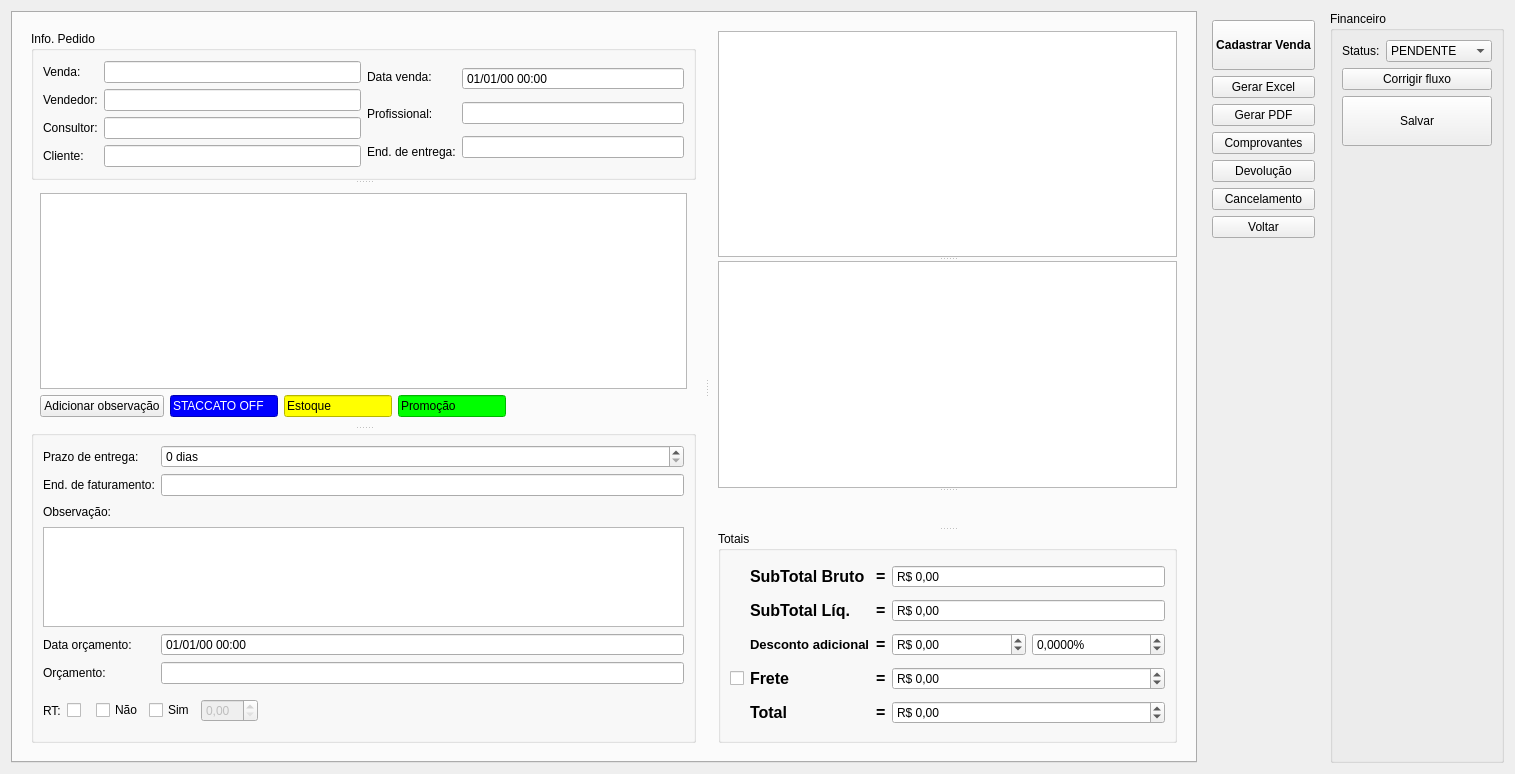
First picture: the form in ui/venda.ui, repository darktorres/ERP-STACCATO, before the edit.
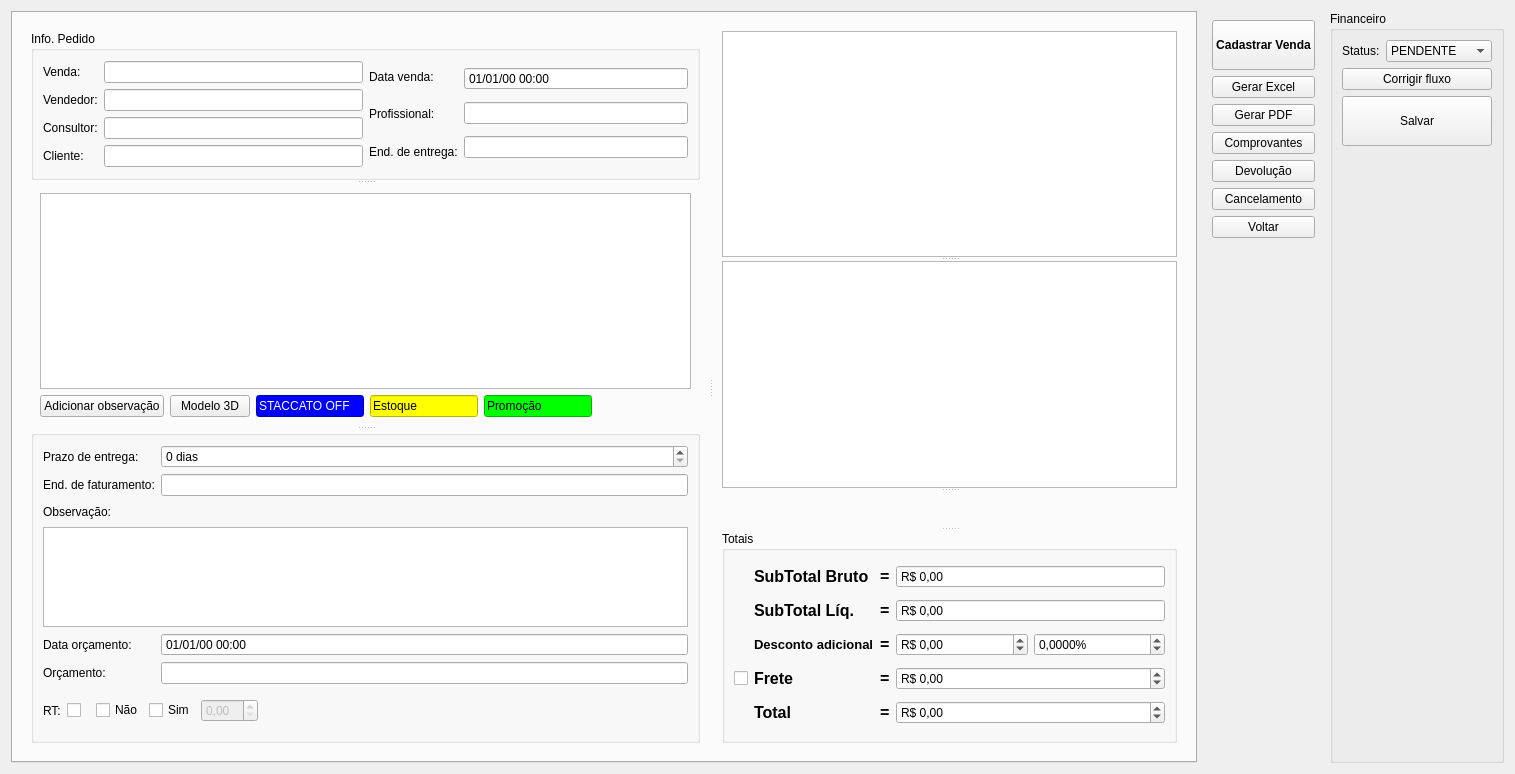
Second picture: the form after the edit. Custom widgets are drawn as their Qt base class.

Patch:
```diff
--- a/ui/venda.ui
+++ b/ui/venda.ui
@@ -252,6 +252,16 @@
                    </property>
                   </widget>
                  </item>
+                 <item>
+                  <widget class="QPushButton" name="pushButtonModelo3d">
+                   <property name="text">
+                    <string>Modelo 3D</string>
+                   </property>
+                   <property name="autoDefault">
+                    <bool>false</bool>
+                   </property>
+                  </widget>
+                 </item>
                  <item>
                   <widget class="QLineEdit" name="lineEditEstoque_2">
                    <property name="sizePolicy">
```
